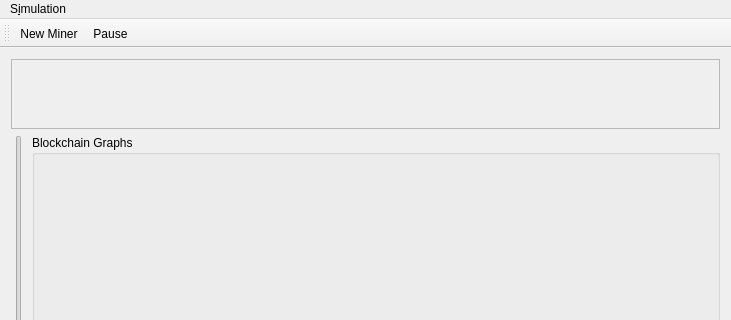
This is mainwindow.ui in swordicusiscantankerous/difficultySim as Qt 5 draws it before an edit; both pictures show x 0 to 731 and y 0 to 320 of the 731 by 572 pixel window. The edited form follows.
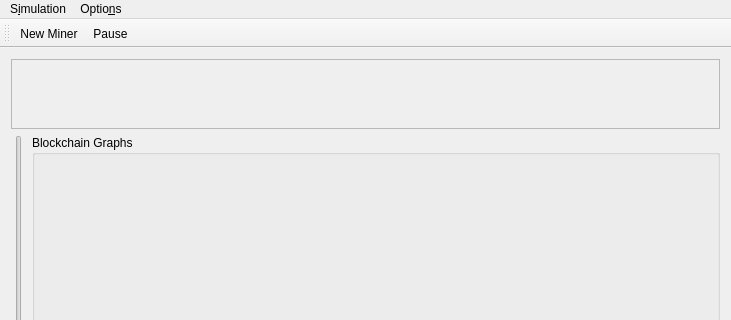
This is the edited form. Custom widgets are drawn as their Qt base class.

Commit message: Add EDA as an option.

The edit to the form file:
```diff
--- a/mainwindow.ui
+++ b/mainwindow.ui
@@ -129,7 +129,14 @@
     <addaction name="action_Pause"/>
     <addaction name="action_Quit"/>
    </widget>
+   <widget class="QMenu" name="menuOptions">
+    <property name="title">
+     <string>Optio&amp;ns</string>
+    </property>
+    <addaction name="actionEDA"/>
+   </widget>
    <addaction name="menuSimulation"/>
+   <addaction name="menuOptions"/>
   </widget>
   <widget class="QToolBar" name="mainToolBar">
    <attribute name="toolBarArea">
```
Left out of the diff: 12 changed lines with no effect on the pictures. The commit also changes 5 other files.
